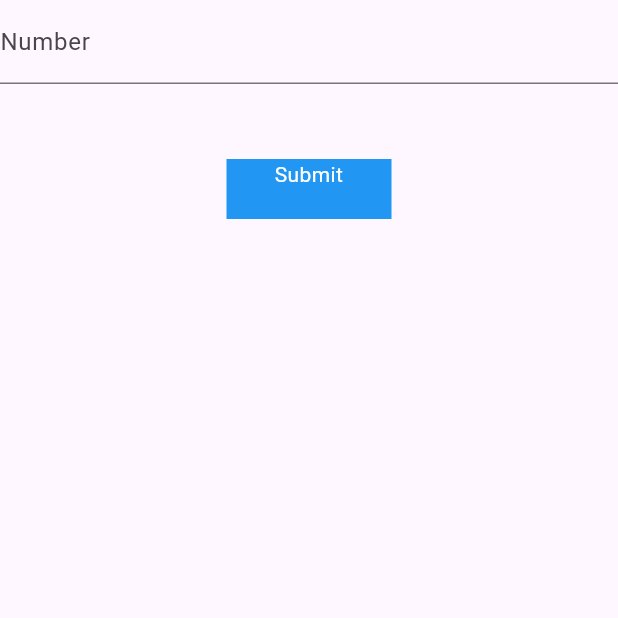
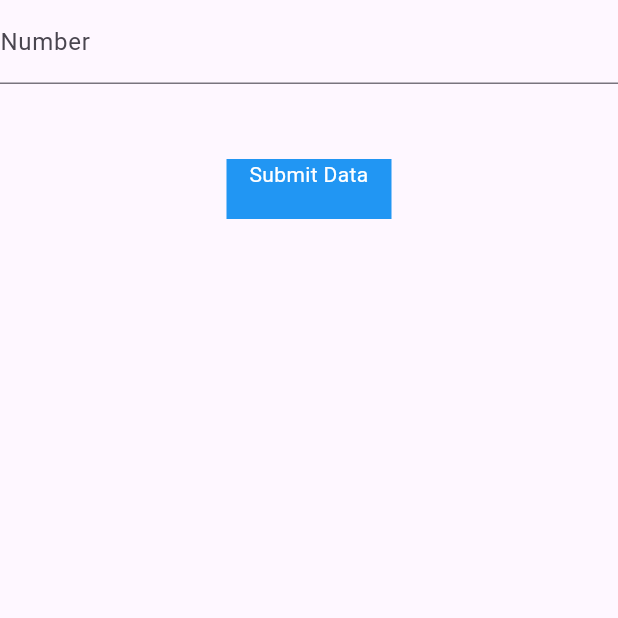
Before and after one commit to Basanta-sudo/image_app, a Flutter app: the screen it shows after launch, on a phone screen of 412 x 824 dp, the top half of it. Run offline on Flutter 3.47's test engine with Material 3 defaults, Android fonts, the phone set to English and light mode, and no system bars.

Commit message:
button modified

```diff
--- a/lib/multiplication _table.dart
+++ b/lib/multiplication _table.dart
@@ -39,7 +39,7 @@ class _MultiplicationTableState extends State<MultiplicationTable> {
                 child: const Column(
                   children: [
                     Text(
-                      "Submit",
+                      "Submit Data",
                       style: TextStyle(color: Colors.white),
                       textDirection: TextDirection.ltr,
                       textAlign: TextAlign.center,
```
